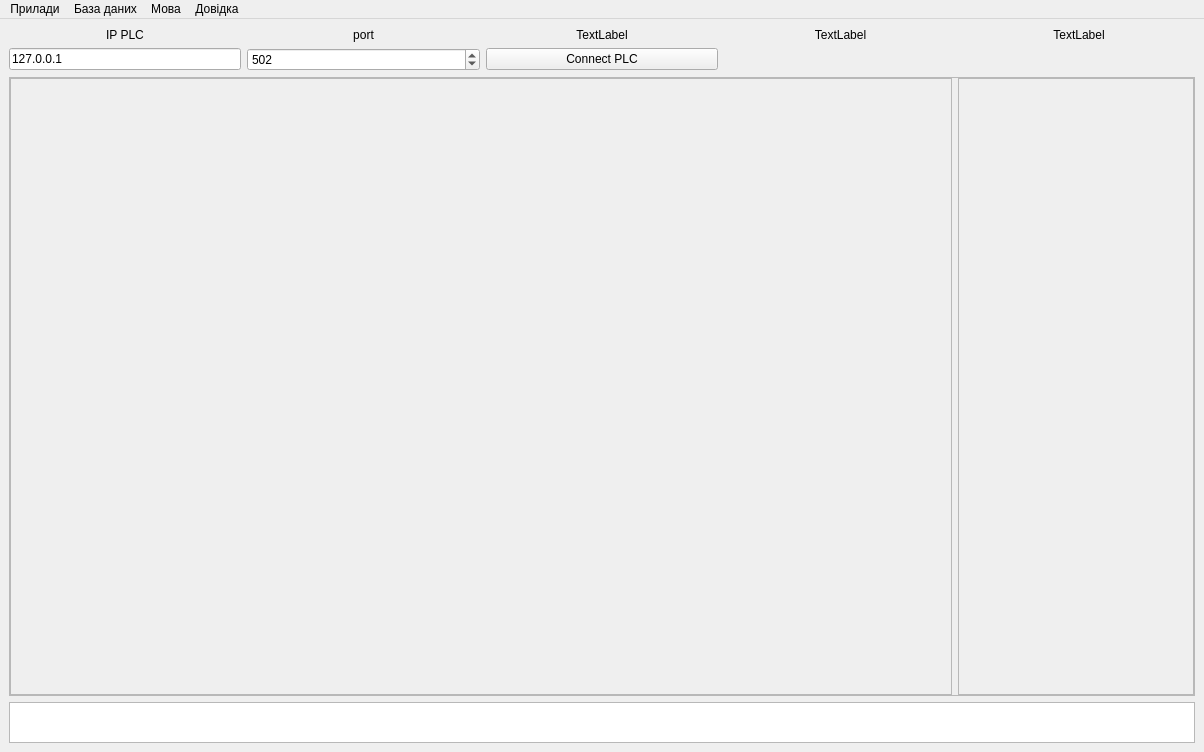
Miskiv-Andrew/wroc, file _UI/main_window_form.ui: the form before one commit.
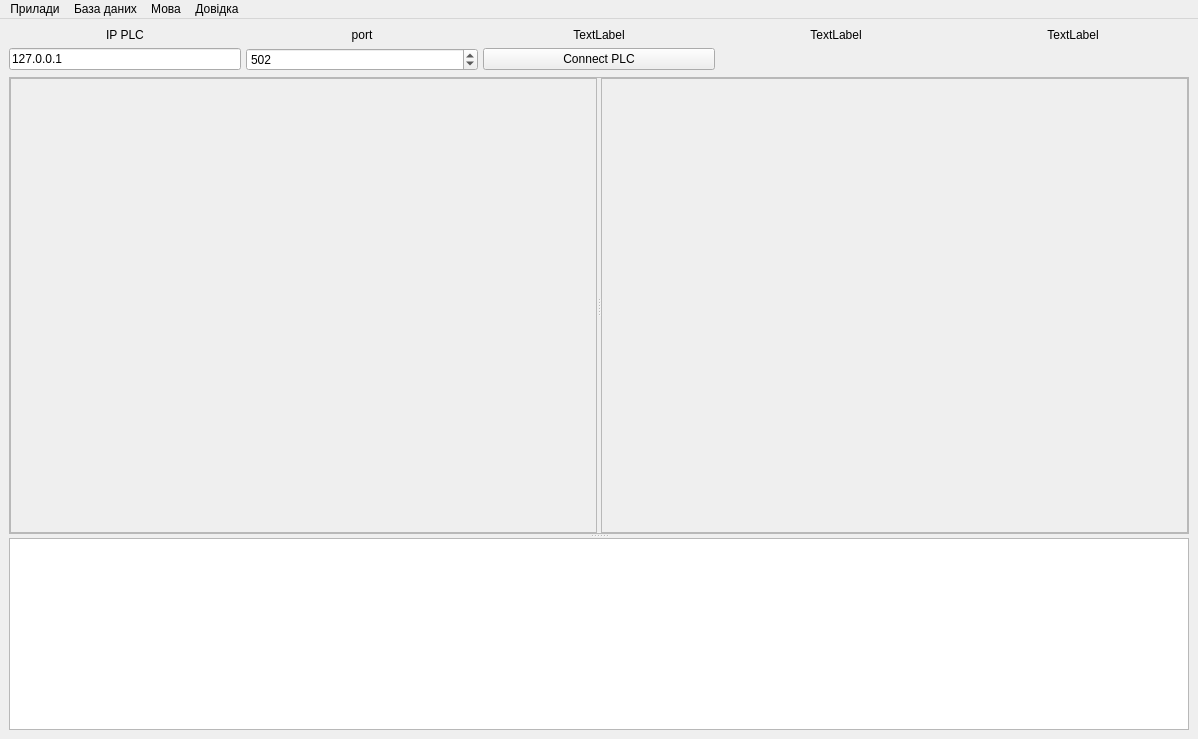
The form after the commit.

Patch:
```diff
--- a/_UI/main_window_form.ui
+++ b/_UI/main_window_form.ui
@@ -6,17 +6,20 @@
    <rect>
     <x>0</x>
     <y>0</y>
-    <width>1204</width>
-    <height>752</height>
+    <width>1198</width>
+    <height>739</height>
    </rect>
   </property>
   <property name="windowTitle">
    <string>Моніторинг</string>
   </property>
   <widget class="QWidget" name="centralwidget">
-   <layout class="QVBoxLayout" name="verticalLayout_2" stretch="0,0">
+   <layout class="QVBoxLayout" name="verticalLayout">
     <item>
      <layout class="QGridLayout" name="gridLayout_3">
+      <property name="horizontalSpacing">
+       <number>5</number>
+      </property>
       <item row="1" column="0">
        <widget class="QLineEdit" name="lineEdit">
         <property name="sizePolicy">
@@ -123,16 +126,24 @@
      </layout>
     </item>
     <item>
-     <layout class="QVBoxLayout" name="verticalLayout" stretch="15,1">
-      <item>
+     <widget class="QSplitter" name="splitter_2">
+      <property name="orientation">
+       <enum>Qt::Orientation::Vertical</enum>
+      </property>
        <widget class="QFrame" name="frame">
+       <property name="sizePolicy">
+        <sizepolicy hsizetype="Preferred" vsizetype="Preferred">
+         <horstretch>0</horstretch>
+         <verstretch>1</verstretch>
+        </sizepolicy>
+       </property>
         <property name="frameShape">
          <enum>QFrame::Shape::StyledPanel</enum>
         </property>
         <property name="frameShadow">
          <enum>QFrame::Shadow::Raised</enum>
         </property>
-        <layout class="QHBoxLayout" name="horizontalLayout_2">
+       <layout class="QHBoxLayout" name="horizontalLayout">
          <property name="leftMargin">
           <number>0</number>
          </property>
@@ -146,11 +157,10 @@
           <number>0</number>
          </property>
          <item>
-          <layout class="QHBoxLayout" name="horizontalLayout" stretch="4,1">
-           <property name="spacing">
-            <number>6</number>
-           </property>
-           <item>
+         <widget class="QSplitter" name="splitter">
+          <property name="orientation">
+           <enum>Qt::Orientation::Horizontal</enum>
+          </property>
             <widget class="QScrollArea" name="scrollArea">
              <property name="widgetResizable">
               <bool>true</bool>
@@ -160,8 +170,8 @@
                <rect>
                 <x>0</x>
                 <y>0</y>
-                <width>937</width>
-                <height>603</height>
+              <width>585</width>
+              <height>444</height>
                </rect>
               </property>
               <layout class="QGridLayout" name="gridLayout_2">
@@ -183,8 +193,6 @@
               </layout>
              </widget>
             </widget>
-           </item>
-           <item>
             <widget class="QScrollArea" name="scrollArea_2">
              <property name="widgetResizable">
               <bool>true</bool>
@@ -194,8 +202,8 @@
                <rect>
                 <x>0</x>
                 <y>0</y>
-                <width>233</width>
-                <height>603</height>
+              <width>584</width>
+              <height>444</height>
                </rect>
               </property>
               <layout class="QVBoxLayout" name="verticalLayout_4">
@@ -217,16 +225,13 @@
               </layout>
              </widget>
             </widget>
-           </item>
-          </layout>
-         </item>
-        </layout>
-       </widget>
-      </item>
-      <item>
+         </widget>
+        </item>
+       </layout>
+      </widget>
        <widget class="QTextEdit" name="textEdit">
         <property name="sizePolicy">
-         <sizepolicy hsizetype="Expanding" vsizetype="Expanding">
+        <sizepolicy hsizetype="Expanding" vsizetype="Preferred">
           <horstretch>0</horstretch>
           <verstretch>0</verstretch>
          </sizepolicy>
@@ -234,15 +239,14 @@
         <property name="minimumSize">
          <size>
           <width>0</width>
-          <height>30</height>
+         <height>50</height>
          </size>
         </property>
         <property name="readOnly">
          <bool>true</bool>
         </property>
        </widget>
-      </item>
-     </layout>
+     </widget>
     </item>
    </layout>
   </widget>
@@ -251,7 +255,7 @@
     <rect>
      <x>0</x>
      <y>0</y>
-     <width>1204</width>
+     <width>1198</width>
      <height>22</height>
     </rect>
    </property>
```
Lines whose indentation alone changed are shown as unchanged.
